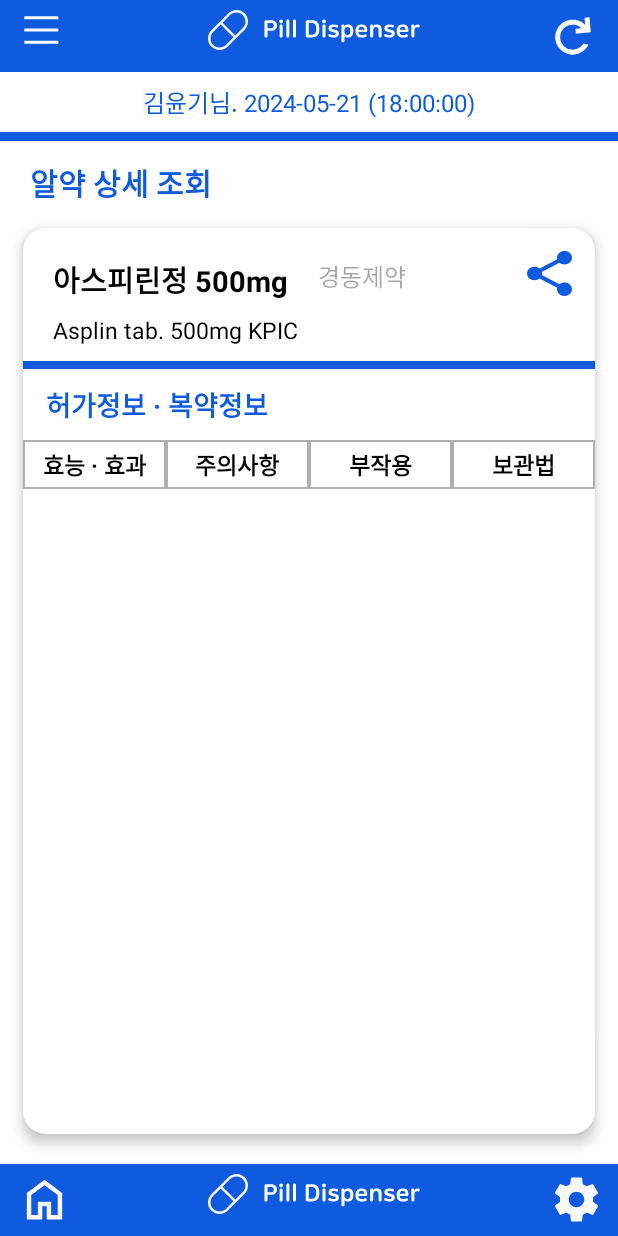
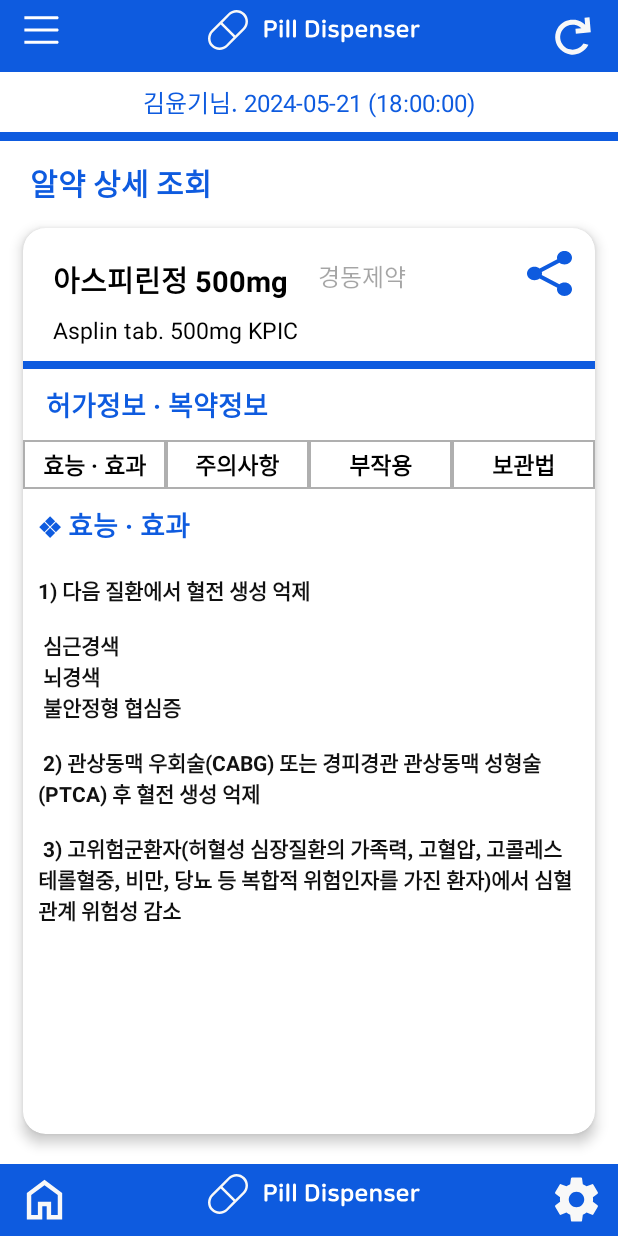
Before and after one commit to K-iise/Pill-Dispenser, an Android app: the Pill_detail screen opened directly, with no data from a screen before it, on a phone screen of 412 x 824 dp. Run offline under Robolectric (Android 15) with nearby library versions, the phone set to English and light mode, and no system bars.

Commit message:
알약 상세 조회 UI / 완료

```diff
--- a/app/src/main/res/layout/activity_pill_detail.xml
+++ b/app/src/main/res/layout/activity_pill_detail.xml
@@ -217,8 +217,9 @@
                     android:gravity="center"
                     android:layout_below="@id/holdingpills">
 
+                    <!-- 효능 효과 버튼 -->
                     <RadioButton
-                        android:id="@+id/sunday"
+                        android:id="@+id/efficacy_button"
                         android:layout_width="0dp"
                         android:layout_height="wrap_content"
                         android:layout_weight="1"
@@ -232,8 +233,9 @@
                         android:gravity="center"
                     />
 
+                    <!-- 주의사항 버튼 -->
                     <RadioButton
-                        android:id="@+id/monday"
+                        android:id="@+id/caution_button"
                         android:layout_width="0dp"
                         android:layout_height="wrap_content"
                         android:layout_weight="1"
@@ -247,8 +249,9 @@
                         android:gravity="center"
                         />
 
+                    <!-- 부작용 버튼 -->
                     <RadioButton
-                        android:id="@+id/tuesday"
+                        android:id="@+id/side_effect_button"
                         android:layout_width="0dp"
                         android:layout_height="wrap_content"
                         android:layout_weight="1"
@@ -262,8 +265,9 @@
                         android:gravity="center"
                         />
 
+                    <!-- 보관법 버튼 -->
                     <RadioButton
-                        android:id="@+id/wednesday"
+                        android:id="@+id/storage_button"
                         android:layout_width="0dp"
                         android:layout_height="wrap_content"
                         android:layout_weight="1"
@@ -287,6 +291,35 @@
                     android:layout_below="@id/detail_button"
                     >
 
+                    <RelativeLayout
+                        android:id="@+id/layout_information"
+                        android:layout_width="match_parent"
+                        android:layout_height="match_parent">
+
+                        <!-- title text-->
+                        <TextView
+                            android:id="@+id/text_information"
+                            android:layout_width="wrap_content"
+                            android:layout_height="wrap_content"
+                            android:text="@string/title_text"
+                            android:textSize="18dp"
+                            android:layout_margin="10dp"
+                            android:textColor="#0E5BDF"
+                            android:textStyle="bold"
+                            />
+
+                        <!-- information text-->
+                        <TextView
+                            android:layout_width="wrap_content"
+                            android:layout_height="match_parent"
+                            android:layout_below="@id/text_information"
+                            android:text="@string/informaiton"
+                            android:layout_margin="10dp"
+                            android:textColor="#111111"
+                            android:textStyle="bold"
+                            />
+
+                    </RelativeLayout>
                 </ScrollView>
 
 
--- a/app/src/main/res/values/strings.xml
+++ b/app/src/main/res/values/strings.xml
@@ -9,4 +9,20 @@
         비밀번호 찾기\n
         가입정보를 입력해주세요.
     </string>
+
+    <string name="informaiton">
+        1) 다음 질환에서 혈전 생성 억제 \n
+        \n
+        심근경색\n
+        뇌경색\n
+        불안정형 협심증\n
+        \n
+        2) 관상동맥 우회술(CABG) 또는 경피경관 관상동맥 성형술(PTCA) 후 혈전 생성 억제\n
+        \n
+        3) 고위험군환자(허혈성 심장질환의 가족력, 고혈압, 고콜레스테롤혈중, 비만, 당뇨 등 복합적 위험인자를 가진 환자)에서 심혈관계 위험성 감소
+    </string>
+
+    <string name="title_text">
+        ❖ 효능 · 효과
+    </string>
 </resources>
```
